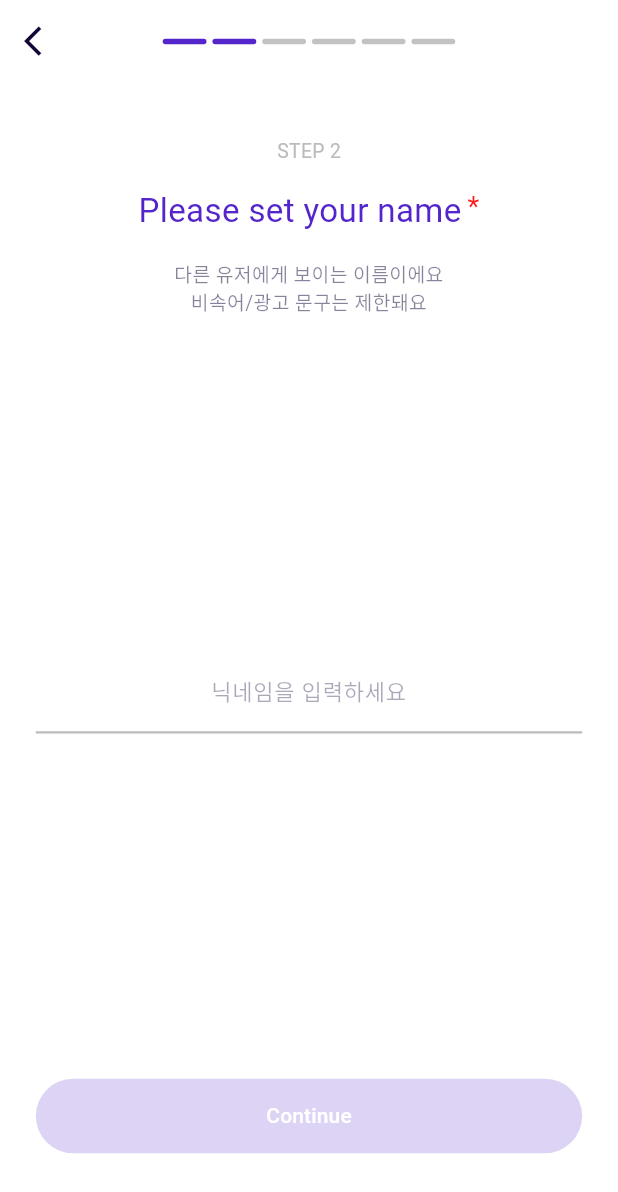
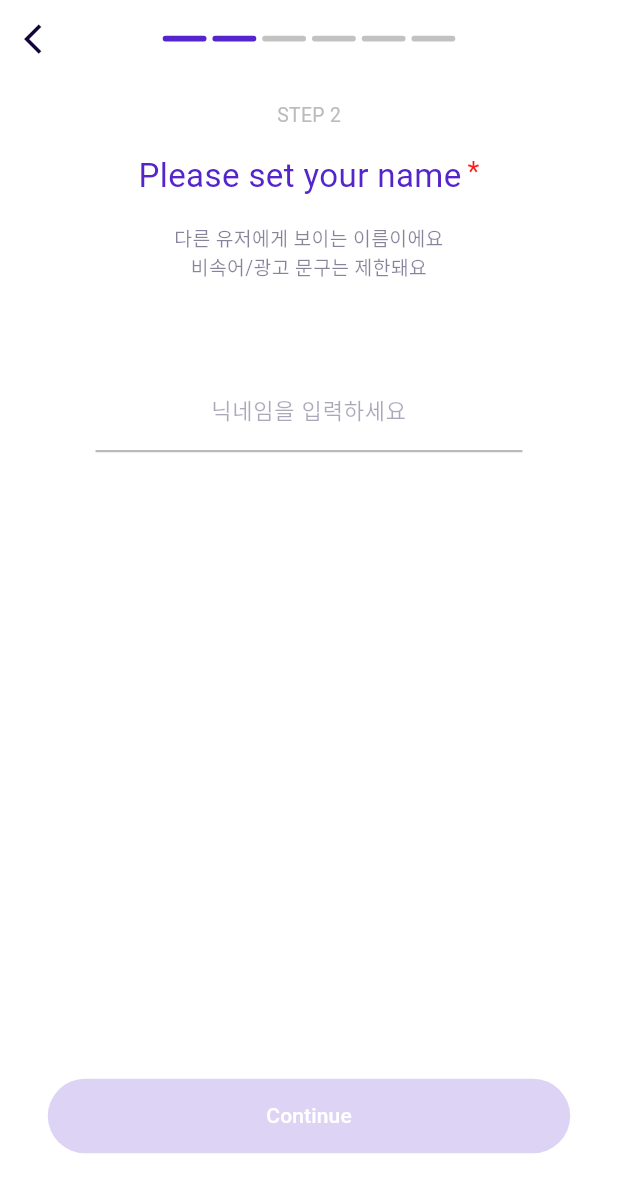
Before and after one commit to TEAM-Tripgether/tripgether-flutter, a Flutter app: the OnboardingScreen screen opened by its route, swiped to page 2, on a phone screen of 412 x 824 dp. Shown: the top 1192 px of the screen. Run offline on Flutter 3.47's test engine with Material 3 defaults, Android fonts, the phone set to English and light mode, and no system bars; our stand-ins replace cached_network_image, device_info_plus, dio, firebase_core, firebase_messaging, flutter_animate and 12 more; accounts and stored records are empty; generated files the repository leaves out were written again; Roboto replaces fonts that are missing (Pretendard-Bold, Pretendard-Medium, Pretendard-Regular); project files that could hold a hidden picture were left out.

Commit message:
20251112_#81_디자인_색상_레이아웃_1차_디자인_피드백 : refactor : 앱 온보딩 디자인 수정 #81

```diff
--- a/lib/core/theme/app_spacing.dart
+++ b/lib/core/theme/app_spacing.dart
@@ -120,6 +120,9 @@ class AppSpacing {
 
   /// 특대 수직 간격: 60 (Divider 패딩 등)
   static SizedBox get verticalSpace60 => SizedBox(height: 60.h);
+
+  /// 특대 수직 간격: 72 (온보딩 설명-입력필드 간격)
+  static SizedBox get verticalSpace72 => SizedBox(height: 72.h);
 
   /// 특대 수직 간격: 80 (로고-버튼 간격)
   static SizedBox get verticalSpace80 => SizedBox(height: 80.h);
--- a/lib/features/onboarding/presentation/pages/nickname_page.dart
+++ b/lib/features/onboarding/presentation/pages/nickname_page.dart
@@ -84,15 +84,18 @@ class _NicknamePageState extends ConsumerState<NicknamePage> {
         content: Column(
           children: [
             // 입력 필드를 중앙에 배치
-            const Spacer(),
+            AppSpacing.verticalSpace72,
 
             // 입력 필드
-            OnboardingTextField(
-              controller: _controller,
-              hintText: '닉네임을 입력하세요',
-              maxLength: 10,
-              textAlign: TextAlign.center,
-              style: AppTextStyles.bodyMedium16,
+            Padding(
+              padding: EdgeInsets.symmetric(horizontal: AppSpacing.xxxl),
+              child: OnboardingTextField(
+                controller: _controller,
+                hintText: '닉네임을 입력하세요',
+                maxLength: 10,
+                textAlign: TextAlign.center,
+                style: AppTextStyles.bodyMedium16,
+              ),
             ),
 
             const Spacer(),
--- a/lib/features/onboarding/presentation/screens/onboarding_screen.dart
+++ b/lib/features/onboarding/presentation/screens/onboarding_screen.dart
@@ -1,13 +1,12 @@
 import 'package:flutter/material.dart';
-import 'package:flutter_screenutil/flutter_screenutil.dart';
 import '../../../../core/theme/app_colors.dart';
+import '../../../../shared/widgets/common/common_app_bar.dart';
 import '../pages/terms_page.dart';
 import '../pages/nickname_page.dart';
 import '../pages/birthdate_page.dart';
 import '../pages/gender_page.dart';
 import '../pages/interests_page.dart';
 import '../pages/welcome_page.dart';
-import '../widgets/onboarding_page_indicator.dart';
 
 /// 온보딩 메인 화면
 ///
@@ -81,38 +80,16 @@ class _OnboardingScreenState extends State<OnboardingScreen> {
         // AppBar: Welcome 페이지(마지막 페이지)에서는 숨김
         appBar: _currentPage == 5
             ? null // Welcome 페이지에서는 AppBar 없음
-            : PreferredSize(
-                preferredSize: Size.fromHeight(60.h),
-                child: AppBar(
-                  backgroundColor: Colors.transparent,
-                  elevation: 0,
-                  // 왼쪽: 뒤로가기 버튼 (첫 페이지에서는 숨김)
-                  // 첫 페이지에서 뒤로가기 시 Navigator.pop()이 호출되면
-                  // GoRouter 스택이 비어서 에러 발생 (context.go()로 진입했기 때문)
-                  leading: _currentPage > 0
-                      ? IconButton(
-                          icon: const Icon(Icons.arrow_back_ios),
-                          onPressed: () {
-                            _pageController.previousPage(
-                              duration: const Duration(milliseconds: 300),
-                              curve: Curves.easeInOut,
-                            );
-                          },
-                          iconSize: 24.w,
-                          color: AppColors.textColor1,
-                          padding: EdgeInsets.zero,
-                        )
-                      : null, // 첫 페이지에서는 뒤로가기 버튼 없음
-                  // 중앙: 페이지 인디케이터 (너비 제한)
-                  title: SizedBox(
-                    width: 200.w, // Progress Bar 최대 너비 제한
-                    child: OnboardingPageIndicator(
-                      controller: _pageController,
-                      count: 6,
-                    ),
-                  ),
-                  centerTitle: true,
-                ),
+            : CommonAppBar.forOnboarding(
+                pageController: _pageController,
+                count: 6,
+                currentPage: _currentPage,
+                onBackPressed: () {
+                  _pageController.previousPage(
+                    duration: const Duration(milliseconds: 300),
+                    curve: Curves.easeInOut,
+                  );
+                },
               ),
         // PageView: SafeArea 제거 (AppBar가 자동으로 Safe Area 처리)
         body: PageView(
--- a/lib/features/onboarding/presentation/widgets/onboarding_layout.dart
+++ b/lib/features/onboarding/presentation/widgets/onboarding_layout.dart
@@ -63,12 +63,12 @@ class OnboardingLayout extends StatelessWidget {
   @override
   Widget build(BuildContext context) {
     return Padding(
-      padding: EdgeInsets.symmetric(horizontal: AppSpacing.xxl),
+      padding: EdgeInsets.symmetric(horizontal: AppSpacing.xxxl),
       child: Column(
         crossAxisAlignment: CrossAxisAlignment.center,
         children: [
           // 1. 프로그레스바 아래 고정 간격
-          AppSpacing.verticalSpace36,
+          AppSpacing.verticalSpaceLG,
 
           // 2. STEP 라벨 (hardcoded, 국제화 불필요)
           Text(
@@ -123,9 +123,7 @@ class OnboardingLayout extends StatelessWidget {
           ),
 
           // 7. 페이지별 콘텐츠 영역 (남은 공간 차지)
-          Expanded(
-            child: content,
-          ),
+          Expanded(child: content),
 
           // 8. 하단 버튼
           button,
--- a/lib/shared/widgets/common/common_app_bar.dart
+++ b/lib/shared/widgets/common/common_app_bar.dart
@@ -6,6 +6,7 @@ import '../../../core/theme/app_colors.dart';
 import '../../../core/theme/app_spacing.dart';
 import '../../../core/theme/app_text_styles.dart';
 import '../../../l10n/app_localizations.dart';
+import '../../../features/onboarding/presentation/widgets/onboarding_page_indicator.dart';
 
 /// Tripgether 앱에서 사용하는 공용 AppBar 컴포넌트
 ///
@@ -19,9 +20,14 @@ import '../../../l10n/app_localizations.dart';
 /// - ScreenUtil을 활용한 반응형 사이즈 적용
 /// - 접근성 및 시맨틱 라벨 지원
 class CommonAppBar extends StatelessWidget implements PreferredSizeWidget {
-  /// AppBar에 표시될 제목
-  /// 기본값은 "Tripgether"이며, 다른 화면에서는 해당 화면의 제목을 사용
-  final String title;
+  /// AppBar에 표시될 제목 (String)
+  /// titleWidget과 함께 사용할 수 없음
+  final String? title;
+
+  /// AppBar에 표시될 커스텀 제목 위젯
+  /// title과 함께 사용할 수 없음
+  /// 예: OnboardingPageIndicator, 커스텀 로고 등
+  final Widget? titleWidget;
 
   /// 왼쪽에 표시될 액션 위젯
   /// null일 경우 자동으로 햄버거 메뉴 또는 뒤로가기 버튼을 표시
@@ -69,7 +75,8 @@ class CommonAppBar extends StatelessWidget implements PreferredSizeWidget {
 
   const CommonAppBar({
     super.key,
-    this.title = 'Tripgether',
+    this.title,
+    this.titleWidget,
     this.leftAction,
     this.rightActions,
     this.titleStyle,
@@ -81,16 +88,26 @@ class CommonAppBar extends StatelessWidget implements PreferredSizeWidget {
     this.showBackButton,
     this.showMenuButton = true,
     this.showNotificationIcon = true,
-  });
+  }) : assert(
+         title != null || titleWidget != null,
+         'title 또는 titleWidget 중 하나는 필수입니다.',
+       ),
+       assert(
+         title == null || titleWidget == null,
+         'title과 titleWidget을 동시에 사용할 수 없습니다.',
+       );
 
   @override
   Widget build(BuildContext context) {
     return AppBar(
-      // 제목 설정
-      title: Text(
-        title,
-        style: titleStyle, // AppTheme에서 이미 AppBar 제목 스타일이 정의되어 있음
-      ),
+      // 제목 설정 (String 또는 Widget)
+      title: titleWidget ??
+          (title != null
+              ? Text(
+                  title!,
+                  style: titleStyle, // AppTheme에서 이미 AppBar 제목 스타일이 정의되어 있음
+                )
+              : null),
 
       // 제목을 중앙에 정렬
       centerTitle: true,
@@ -264,11 +281,12 @@ class CommonAppBar extends StatelessWidget implements PreferredSizeWidget {
   /// 홈 화면용 AppBar 생성
   /// 기본 설정으로 "Tripgether" 제목과 햄버거 메뉴, 알림 아이콘을 표시
   static CommonAppBar forHome({
+    String? title,
     VoidCallback? onMenuPressed,
     VoidCallback? onNotificationPressed,
   }) {
     return CommonAppBar(
-      title: 'Tripgether',
+      title: title ?? 'Tripgether',
       onMenuPressed: onMenuPressed,
       onNotificationPressed: onNotificationPressed,
     );
@@ -351,4 +369,36 @@ class CommonAppBar extends StatelessWidget implements PreferredSizeWidget {
           : null,
     );
   }
+
+  /// 온보딩 화면용 AppBar 생성
+  /// OnboardingPageIndicator를 제목으로 표시하며, 조건부 뒤로가기 버튼 제공
+  static CommonAppBar forOnboarding({
+    required PageController pageController,
+    required int count,
+    required int currentPage,
+    VoidCallback? onBackPressed,
+  }) {
+    return CommonAppBar(
+      titleWidget: SizedBox(
+        width: 200.w, // Progress Bar 최대 너비 제한
+        child: OnboardingPageIndicator(
+          controller: pageController,
+          count: count,
+        ),
+      ),
+      leftAction: currentPage > 0
+          ? IconButton(
+              icon: const Icon(Icons.arrow_back_ios),
+              onPressed: onBackPressed,
+              iconSize: 24.w,
+              color: AppColors.textColor1,
+              padding: EdgeInsets.zero,
+            )
+          : null,
+      showMenuButton: false,
+      showNotificationIcon: false,
+      backgroundColor: Colors.transparent,
+      elevation: 0,
+    );
+  }
 }
```
